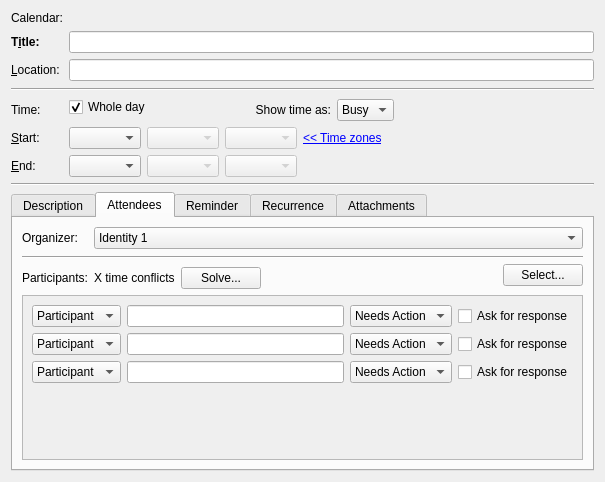
Old version of the form incidenceeditors/incidenceeditor-ng/eventortododialog.ui in the repository chusopr/kdepim-ktimetracker-akonadi.
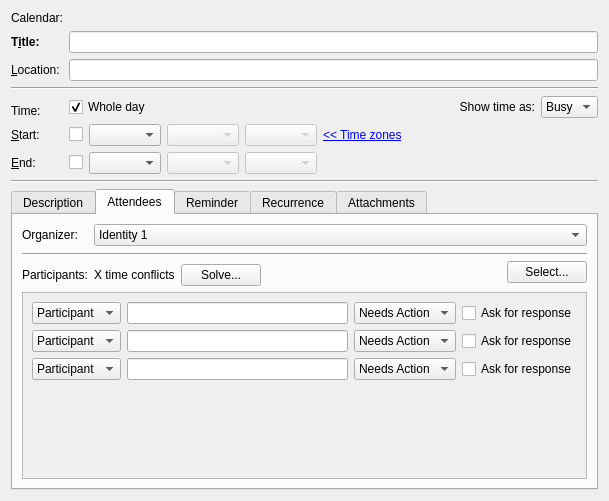
New version of the form. The open tabs and pages were chosen to show the change. Custom widgets are drawn as their Qt base class.

Commit message: Pass a ui to the date time editor as well.

Patch:
```diff
--- a/incidenceeditors/incidenceeditor-ng/eventortododialog.ui
+++ b/incidenceeditors/incidenceeditor-ng/eventortododialog.ui
@@ -6,8 +6,8 @@
    <rect>
     <x>0</x>
     <y>0</y>
-    <width>605</width>
-    <height>482</height>
+    <width>609</width>
+    <height>501</height>
    </rect>
   </property>
   <property name="windowTitle">
@@ -27,7 +27,7 @@
      </property>
     </widget>
    </item>
-   <item row="0" column="1" colspan="4">
+   <item row="0" column="1">
     <widget class="QWidget" name="mCalSelectorPlaceHolder" native="true"/>
    </item>
    <item row="1" column="0">
@@ -58,7 +58,7 @@
      </property>
     </widget>
    </item>
-   <item row="1" column="1" colspan="4">
+   <item row="1" column="1">
     <widget class="KLineEdit" name="mSummaryEdit">
      <property name="sizePolicy">
       <sizepolicy hsizetype="MinimumExpanding" vsizetype="Fixed">
@@ -90,7 +90,7 @@
      </property>
     </widget>
    </item>
-   <item row="2" column="1" colspan="4">
+   <item row="2" column="1">
     <widget class="KLineEdit" name="mLocationEdit">
      <property name="sizePolicy">
       <sizepolicy hsizetype="MinimumExpanding" vsizetype="Fixed">
@@ -106,13 +106,6 @@
      </property>
     </widget>
    </item>
-   <item row="3" column="0" rowspan="3" colspan="5">
-    <widget class="Line" name="line">
-     <property name="orientation">
-      <enum>Qt::Horizontal</enum>
-     </property>
-    </widget>
-   </item>
    <item row="6" column="0">
     <widget class="QLabel" name="label_8">
      <property name="sizePolicy">
@@ -127,7 +120,15 @@
     </widget>
    </item>
    <item row="5" column="1" rowspan="2">
+    <layout class="QHBoxLayout" name="horizontalLayout_5">
+     <item>
     <widget class="QCheckBox" name="mWholeDayCheck">
+       <property name="sizePolicy">
+        <sizepolicy hsizetype="Fixed" vsizetype="Fixed">
+         <horstretch>0</horstretch>
+         <verstretch>0</verstretch>
+        </sizepolicy>
+       </property>
      <property name="whatsThis">
       <string>Set if this to-do's start and due dates have times associated with them.</string>
      </property>
@@ -139,10 +140,26 @@
      </property>
     </widget>
    </item>
-   <item row="6" column="2">
+     <item>
+      <spacer name="horizontalSpacer_7">
+       <property name="orientation">
+        <enum>Qt::Horizontal</enum>
+       </property>
+       <property name="sizeType">
+        <enum>QSizePolicy::MinimumExpanding</enum>
+       </property>
+       <property name="sizeHint" stdset="0">
+        <size>
+         <width>30</width>
+         <height>20</height>
+        </size>
+       </property>
+      </spacer>
+     </item>
+     <item>
     <widget class="QLabel" name="mFreeBusyLabel">
      <property name="sizePolicy">
-      <sizepolicy hsizetype="Preferred" vsizetype="Fixed">
+        <sizepolicy hsizetype="Fixed" vsizetype="Fixed">
        <horstretch>0</horstretch>
        <verstretch>0</verstretch>
       </sizepolicy>
@@ -155,6 +172,31 @@
      </property>
     </widget>
    </item>
+     <item>
+      <widget class="QComboBox" name="mFreeBusyCombo">
+       <property name="sizePolicy">
+        <sizepolicy hsizetype="Fixed" vsizetype="Fixed">
+         <horstretch>0</horstretch>
+         <verstretch>0</verstretch>
+        </sizepolicy>
+       </property>
+       <property name="toolTip">
+        <string extracomment="@info:tooltip">Set this event as Busy or Free time</string>
+       </property>
+       <item>
+        <property name="text">
+         <string extracomment="@item:inlistbox show event as busy time">Busy</string>
+        </property>
+       </item>
+       <item>
+        <property name="text">
+         <string extracomment="@item:inlistbox show event as free time">Free</string>
+        </property>
+       </item>
+      </widget>
+     </item>
+    </layout>
+   </item>
    <item row="7" column="0">
     <widget class="QLabel" name="mStartLabel">
      <property name="sizePolicy">
@@ -171,8 +213,15 @@
      </property>
     </widget>
    </item>
-   <item row="7" column="1" colspan="4">
+   <item row="7" column="1">
     <layout class="QHBoxLayout" name="horizontalLayout_2">
+     <item>
+      <widget class="QCheckBox" name="mStartCheck">
+       <property name="text">
+        <string/>
+       </property>
+      </widget>
+     </item>
      <item>
       <widget class="KPIM::KDateEdit" name="mStartDateEdit">
        <property name="sizePolicy">
@@ -276,8 +325,15 @@
      </property>
     </widget>
    </item>
-   <item row="8" column="1" colspan="4">
+   <item row="8" column="1">
     <layout class="QHBoxLayout" name="horizontalLayout_4">
+     <item>
+      <widget class="QCheckBox" name="mEndCheck">
+       <property name="text">
+        <string/>
+       </property>
+      </widget>
+     </item>
      <item>
       <widget class="KPIM::KDateEdit" name="mEndDateEdit">
        <property name="sizePolicy">
@@ -338,14 +394,14 @@
      </item>
     </layout>
    </item>
-   <item row="9" column="0" colspan="5">
+   <item row="9" column="0" colspan="2">
     <widget class="Line" name="line_2">
      <property name="orientation">
       <enum>Qt::Horizontal</enum>
      </property>
     </widget>
    </item>
-   <item row="10" column="0" colspan="5">
+   <item row="10" column="0" colspan="2">
     <widget class="QTabWidget" name="tabWidget_2">
      <property name="currentIndex">
       <number>0</number>
@@ -512,7 +568,7 @@
          </property>
          <property name="sizeHint" stdset="0">
           <size>
-           <width>237</width>
+           <width>241</width>
            <height>20</height>
           </size>
          </property>
@@ -528,8 +584,8 @@
            <rect>
             <x>0</x>
             <y>0</y>
-            <width>575</width>
-            <height>183</height>
+            <width>579</width>
+            <height>200</height>
            </rect>
           </property>
           <layout class="QGridLayout" name="gridLayout_13">
@@ -1430,27 +1486,11 @@
      </widget>
     </widget>
    </item>
-   <item row="6" column="3" colspan="2">
-    <widget class="QComboBox" name="mFreeBusyCombo">
-     <property name="sizePolicy">
-      <sizepolicy hsizetype="Fixed" vsizetype="Fixed">
-       <horstretch>0</horstretch>
-       <verstretch>0</verstretch>
-      </sizepolicy>
+   <item row="3" column="0" colspan="2">
+    <widget class="Line" name="line">
+     <property name="orientation">
+      <enum>Qt::Horizontal</enum>
      </property>
-     <property name="toolTip">
-      <string extracomment="@info:tooltip">Set this event as Busy or Free time</string>
-     </property>
-     <item>
-      <property name="text">
-       <string extracomment="@item:inlistbox show event as busy time">Busy</string>
-      </property>
-     </item>
-     <item>
-      <property name="text">
-       <string extracomment="@item:inlistbox show event as free time">Free</string>
-      </property>
-     </item>
     </widget>
    </item>
   </layout>
```
Left out of the diff: 6 changed lines with no effect on the pictures. Lines whose indentation alone changed are shown as unchanged. The commit also changes 4 other files.
